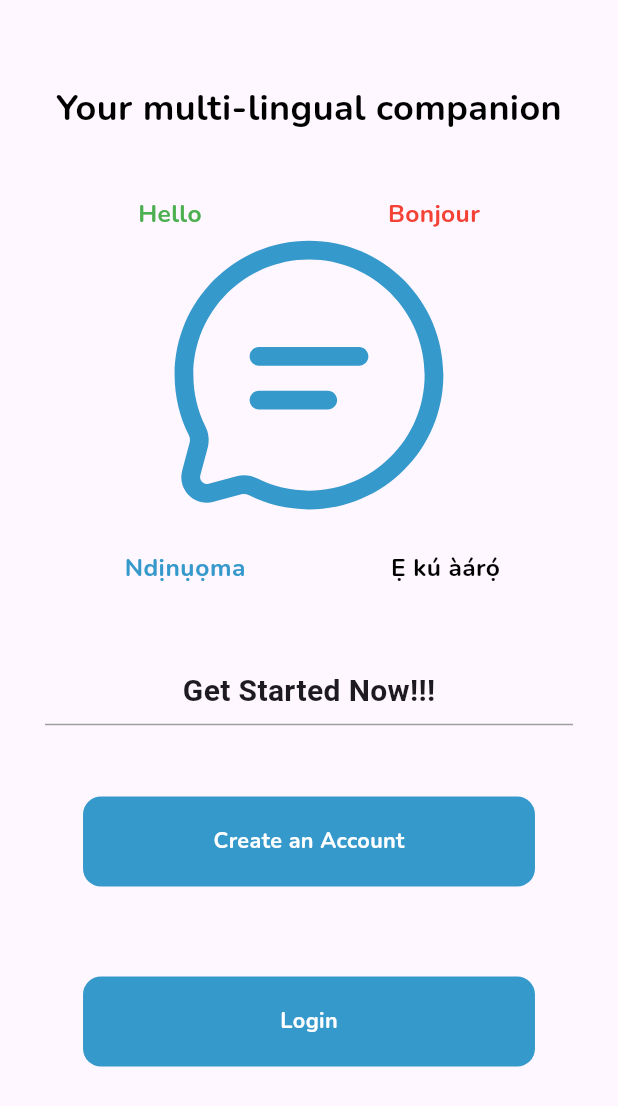
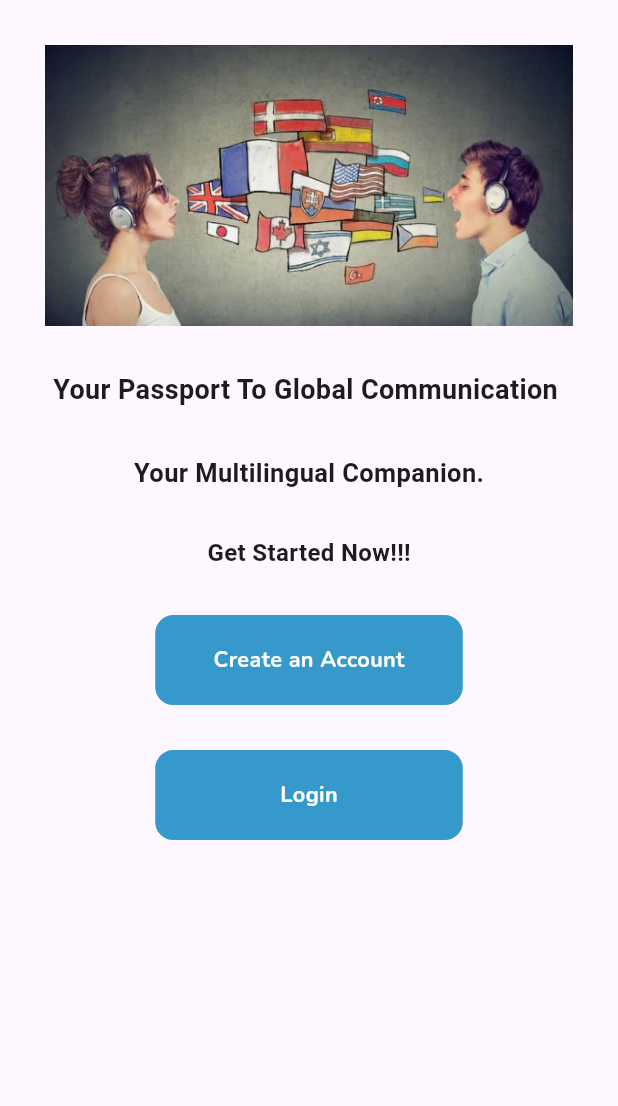
Before and after one commit to hngx-org/translator-ai, a Flutter app: the screen it shows after launch, on a phone screen of 412 x 824 dp. Shown: the top 1106 px of the screen. Run offline on Flutter 3.47's test engine with Material 3 defaults, Android fonts, the phone set to English and light mode, and no system bars; our stand-ins replace flutter_svg, get_it, google_fonts, page_transition, shared_preferences; missing offline and left inert: hng_authentication, language_picker.

Commit message:
lastest changes

```diff
--- a/lib/ui/screens/auth/onBoardingPage.dart
+++ b/lib/ui/screens/auth/onBoardingPage.dart
@@ -1,6 +1,4 @@
 import 'package:flutter/material.dart';
-import 'package:flutter_svg/flutter_svg.dart';
-import 'package:google_fonts/google_fonts.dart';
 import 'package:translator_ai/helpers/router.dart';
 
 import '../../../utils/colors.dart';
@@ -16,121 +14,50 @@ class OnBoardingScreen extends StatelessWidget {
       body: SafeArea(
         child: SingleChildScrollView(
           scrollDirection: Axis.vertical,
+          child: Column(
+            crossAxisAlignment: CrossAxisAlignment.start,
+            children: [
+              Container(
+                  height: MediaQuery.of(context).size.height,
                   child: Padding(
                     padding: EdgeInsets.all(30.0),
                     child: Center(
                       child: Column(
                         children: [
+                          Image.asset('images/splash.jpeg'),
                           const SizedBox(
                             height: 30,
                           ),
-
-                  SizedBox(
-                    child: Text(
-                      'Your multi-lingual companion',
-                      style: GoogleFonts.nunito(
-                        color: AppColors.blackColor,
-                        fontSize: sizer(true, 25, context),
-                        fontWeight: FontWeight.w700,
-                        height: 1.0,
-                        letterSpacing: 0.24,
-                      ),
-                      textAlign: TextAlign.center,
-                    ),
+                          const Text(
+                            'Your Passport To Global Communication ',
+                            style: TextStyle(
+                                fontSize: 18, fontWeight: FontWeight.bold),
                           ),
                           const SizedBox(
-                    height: 50,
+                            height: 30,
                           ),
-                  Row(
-                    mainAxisAlignment: MainAxisAlignment.spaceAround,
-                    children: [
-                      Text(
-                        'Hello',
-                        style: GoogleFonts.nunito(
-                          color: Colors.green,
-                          fontSize: sizer(true, 17, context),
-                          fontWeight: FontWeight.w700,
-                          height: 1.0,
-                          letterSpacing: 0.24,
-                        ),
-                      ),
-                      Text(
-                        'Bonjour',
-                        style: GoogleFonts.nunito(
-                          color: Colors.red,
-                          fontSize: sizer(true, 17, context),
-                          fontWeight: FontWeight.w700,
-                          height: 1.0,
-                          letterSpacing: 0.24,
-                        ),
-                      ),
-                    ],
+                          // const Text('Get Started Now!!!',style: TextStyle(
+                          //     fontSize: 20,
+                          //     fontWeight: FontWeight.bold),),
+                          // const SizedBox(height: 30,),
+                          const Text(
+                            'Your Multilingual Companion.',
+                            style: TextStyle(
+                                fontSize: 17, fontWeight: FontWeight.bold),
                           ),
                           SizedBox(
-                      height: 200,
-                      width: 200,
-                      child: SvgPicture.asset("images/onboard4.svg")),
-                  SizedBox(
-                    height: 20,
+                            height: 30,
                           ),
-
-                  Row(
-                    mainAxisAlignment: MainAxisAlignment.spaceAround,
-                    children: [
-                      Text(
-                        ' Ndịnụọma',
-                        style: GoogleFonts.nunito(
-                          color: AppColors.primary,
-                          fontSize: sizer(true, 17, context),
-                          fontWeight: FontWeight.w700,
-                          height: 1.0,
-                          letterSpacing: 0.24,
-                        ),
-                      ),
-                      Text(
-                        'Ẹ kú àárọ́',
-                        style: GoogleFonts.nunito(
-                          color: AppColors.blackColor,
-                          fontSize: sizer(true, 17, context),
-                          fontWeight: FontWeight.w700,
-                          height: 1.0,
-                          letterSpacing: 0.24,
-                        ),
-                      ),
-                    ],
-                  ),
-
-                  const SizedBox(
-                    height: 60,
-                  ),
-
-                  // const SizedBox(height: 20,),
-                  // const Text(
-                  //   'Your Multilingual Companion.',
-                  //   style: TextStyle(fontSize: 17, fontWeight: FontWeight.bold),
-                  // ),
-                  // SizedBox(
-                  //   height:20,
-                  // ),
-                  // const Text('Get Started Now!!!',style: TextStyle(
-                  //     fontSize: 16,
-                  //     fontWeight: FontWeight.bold),),
-                  // const SizedBox(height: 30,),
-
-
                           const Text(
                             'Get Started Now!!!',
                             style: TextStyle(
-                              fontSize: 20, fontWeight: FontWeight.bold),
+                                fontSize: 16, fontWeight: FontWeight.bold),
                           ),
-                        Divider(
-                          color: AppColors.text1,
-                        ),
-                        SizedBox(
-                          height: 40,
+                          const SizedBox(
+                            height: 30,
                           ),
                           CustomButton(
-                            width: sizer(true, 313, context),
+                              width: sizer(true, 213, context),
                               height: 51,
                               singleBigButton: true,
                               isTextBig: false,
@@ -141,10 +68,10 @@ class OnBoardingScreen extends StatelessWidget {
                                     .pushNamed(RouteHelper.signUpRoute);
                               }),
                           SizedBox(
-                          height: 60,
+                            height: 30,
                           ),
                           CustomButton(
-                            width: sizer(true, 313, context),
+                              width: sizer(true, 213, context),
                               height: 51,
                               singleBigButton: true,
                               isTextBig: false,
@@ -152,16 +79,16 @@ class OnBoardingScreen extends StatelessWidget {
                               content: 'Login',
                               onTap: () {
                                 Navigator.of(context)
-                                  .pushNamed(RouteHelper.loginRoute);
+                                    .pushNamed(RouteHelper.settingsRoute);
                               }),
                         ],
                       ),
                     ),
-
+                  )),
+            ],
           ),
         ),
       ),
-
     );
   }
 }
--- a/lib/ui/screens/auth/password_recovery.dart
+++ b/lib/ui/screens/auth/password_recovery.dart
@@ -16,6 +16,24 @@ class _PasswordRecoveryState extends State<PasswordRecovery> {
   @override
   Widget build(BuildContext context) {
     return Scaffold(
+      appBar: AppBar(
+        backgroundColor: Colors.white,
+        elevation: 0,
+        leading: Builder(
+          builder: (BuildContext context) {
+            return InkWell(
+              onTap: () {
+                Navigator.pop(context);
+              },
+              child: Icon(
+                Icons.arrow_back_ios,
+                size: 23,
+                color: Color.fromRGBO(89, 51, 8, 1),
+              ),
+            );
+          },
+        ),
+      ),
       backgroundColor: AppColors.whiteColor,
       body: SafeArea(
         child: Padding(
```
Lines whose indentation alone changed are shown as unchanged.
